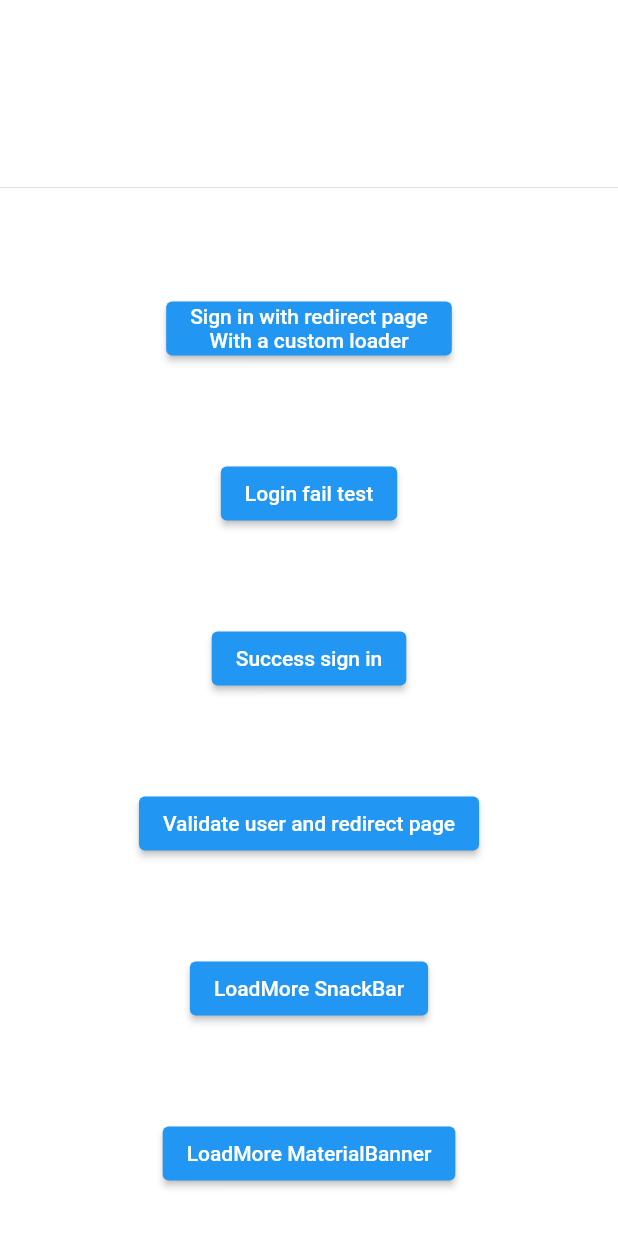
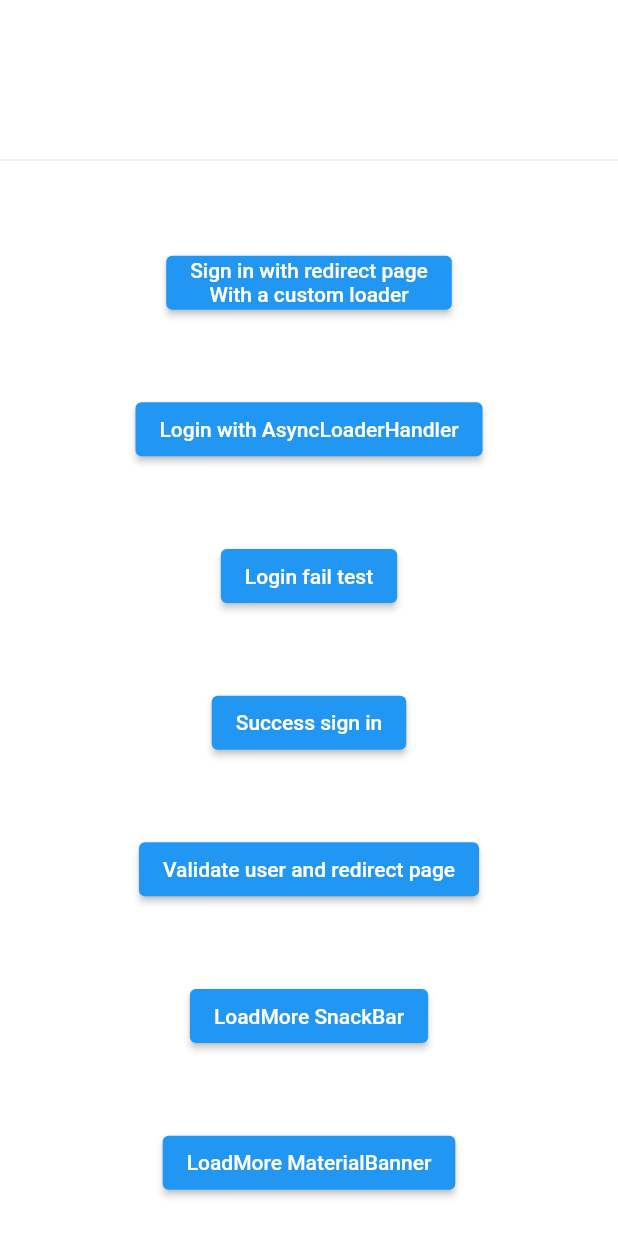
Before and after one commit to lleoserrano/asyncstate, a Flutter app: the screen it shows after launch, on a phone screen of 412 x 824 dp. Run offline on Flutter 3.47's test engine with Material 2 defaults, Android fonts, the phone set to English and light mode, and no system bars.

Commit message:
2.0.2
## 2.0.2
- Implemented the  "AsyncLoaderHandler", this class allows you start the loader and close when necessary.
- Thanks @rodrigorahman for the idea and the code model.

```diff
--- a/example/lib/home/home_page.dart
+++ b/example/lib/home/home_page.dart
@@ -37,6 +37,12 @@ class HomePage extends StatelessWidget {
                 ],
               ),
             ),
+          ),
+          ElevatedButton(
+            onPressed: () async {
+              await controller.loginWithAsyncLoaderHandler();
+            },
+            child: const Text('Login with AsyncLoaderHandler'),
           ),
           ElevatedButton(
             onPressed: () async {
--- a/lib/asyncstate.dart
+++ b/lib/asyncstate.dart
@@ -8,6 +8,7 @@ export 'mixin/asyncstate_mixin.dart';
 export 'class/async_value.dart';
 export 'enum/enum_loader_type.dart';
 export 'exceptions/async_state_exception.dart';
+export 'class/async_loader_handler.dart';
 
 extension AsyncLoader<T> on Future<T> {
   //Extension on future to use in async methods
--- /dev/null
+++ b/lib/class/async_loader_handler.dart
@@ -0,0 +1,26 @@
+import 'dart:async';
+
+import 'package:asyncstate/asyncstate.dart';
+import 'package:flutter/material.dart';
+
+class AsyncLoaderHandler {
+  final Completer<String> _completer;
+  final Widget? customLoader;
+  final LoaderType loaderType;
+
+  AsyncLoaderHandler({
+    this.customLoader,
+    this.loaderType = LoaderType.alertDialog,
+  }) : _completer = Completer<String>();
+
+  void start() {
+    _completer.future.asyncLoader(
+      customLoader: customLoader,
+      loaderType: loaderType,
+    );
+  }
+
+  void close() {
+    _completer.complete('AsyncLoaderHandler');
+  }
+}
--- a/pubspec.yaml
+++ b/pubspec.yaml
@@ -2,7 +2,7 @@ name: asyncstate
 description: This package will help you to call a loading in your async methods very easily, and you don't need to worried when it's is starting or finishing.
 homepage: https://leonardoserrano.dev/
 repository: https://github.com/DevLSerrano/asyncstate/
-version: 2.0.1
+version: 2.0.2
 
 environment:
   sdk: ">=3.0.0 <4.0.0"
```
Also changed, not shown: example/lib/home/home_controller.dart (+8 -0 lines), example/pubspec.lock, 1 other file.
